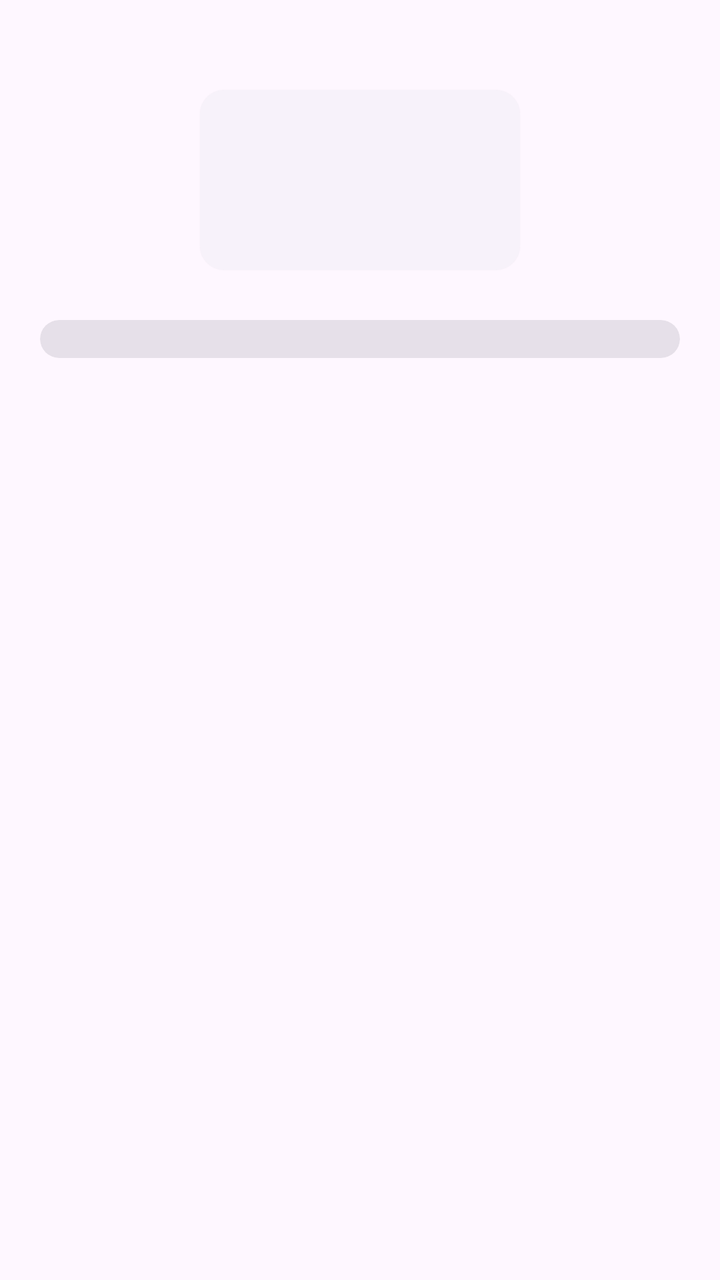
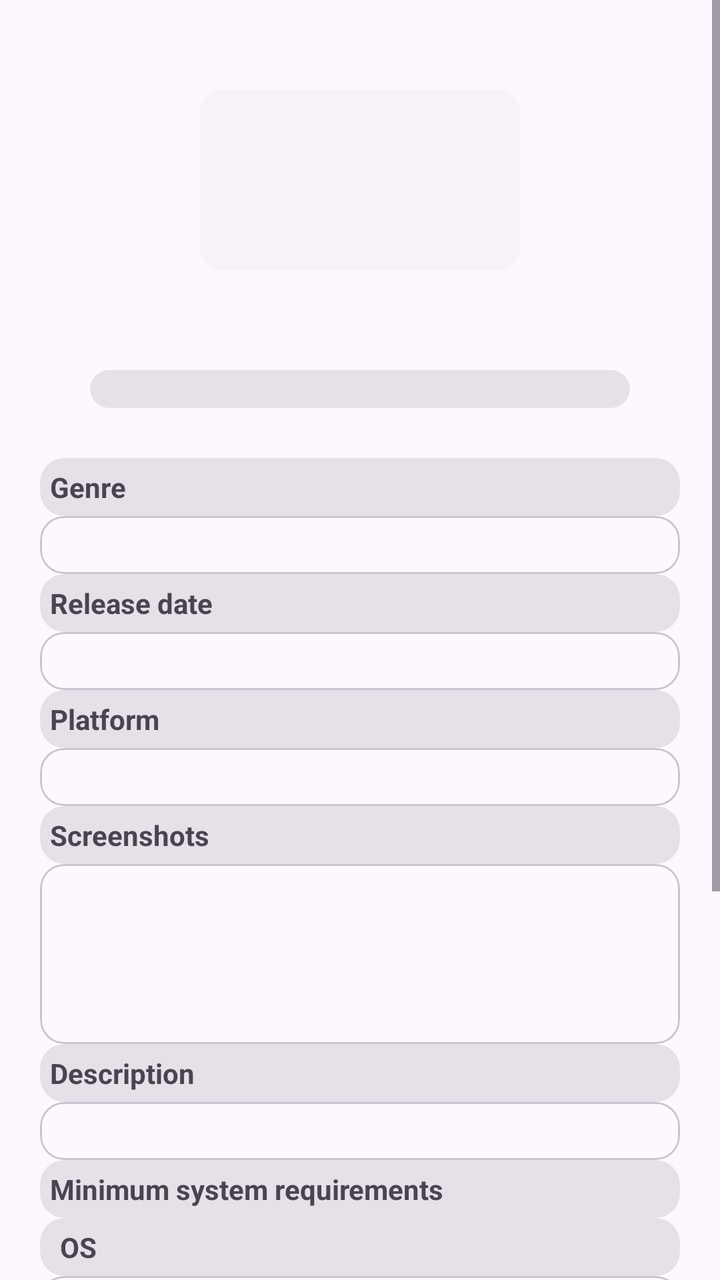

Before-and-after screenshots of an Android layout around one commit, followed by the original layout XML and the change that was made.
<!-- AndroidManifest.xml: application theme Theme.App3 -->
<!-- res/layout/activity_game.xml -->
<?xml version="1.0" encoding="utf-8"?>
<androidx.constraintlayout.widget.ConstraintLayout xmlns:android="http://schemas.android.com/apk/res/android"
    xmlns:app="http://schemas.android.com/apk/res-auto"
    xmlns:tools="http://schemas.android.com/tools"
    android:id="@+id/main"
    android:layout_width="match_parent"
    android:layout_height="match_parent"
    tools:context=".GameActivity">

    <LinearLayout
        android:layout_width="match_parent"
        android:layout_height="match_parent"
        android:orientation="vertical"
        android:padding="20dp">

        <com.google.android.material.card.MaterialCardView
            android:layout_width="wrap_content"
            android:layout_height="wrap_content"
            style="@style/Widget.Material3.CardView.Elevated"
            android:layout_gravity="center"
            android:layout_margin="25dp">

                <ImageView
                    android:id="@+id/thumbnail"
                    android:layout_width="160dp"
                    android:layout_height="90dp"/>

        </com.google.android.material.card.MaterialCardView>

        <com.google.android.material.card.MaterialCardView
            android:layout_width="match_parent"
            android:layout_height="wrap_content"
            style="@style/Widget.Material3.CardView.Filled">

            <TextView
                android:id="@+id/title"
                android:layout_width="match_parent"
                android:layout_height="wrap_content"
                android:textStyle="bold"
                android:textAlignment="center"/>

        </com.google.android.material.card.MaterialCardView>

        <TextView
            android:id="@+id/genre"
            android:layout_width="match_parent"
            android:layout_height="wrap_content"/>

        <TextView
            android:id="@+id/release_date"
            android:layout_width="match_parent"
            android:layout_height="wrap_content"/>

        <TextView
            android:id="@+id/platform"
            android:layout_width="match_parent"
            android:layout_height="wrap_content"/>

    </LinearLayout>

</androidx.constraintlayout.widget.ConstraintLayout>
<!-- resources referenced by this layout -->
<resources>
  <style name="Theme.App3" parent="Base.Theme.App3" />
  <style name="Base.Theme.App3" parent="Theme.Material3.DayNight">
          
          
      </style>
</resources>

<!-- the commit's change to res/layout/activity_game.xml (unified diff, before → after) -->
@@ -7,55 +7,342 @@
     android:layout_height="match_parent"
     tools:context=".GameActivity">
 
-    <LinearLayout
+    <ScrollView
         android:layout_width="match_parent"
-        android:layout_height="match_parent"
-        android:orientation="vertical"
-        android:padding="20dp">
-
-        <com.google.android.material.card.MaterialCardView
-            android:layout_width="wrap_content"
-            android:layout_height="wrap_content"
-            style="@style/Widget.Material3.CardView.Elevated"
-            android:layout_gravity="center"
-            android:layout_margin="25dp">
-
-                <ImageView
-                    android:id="@+id/thumbnail"
-                    android:layout_width="160dp"
-                    android:layout_height="90dp"/>
-
-        </com.google.android.material.card.MaterialCardView>
-
-        <com.google.android.material.card.MaterialCardView
+        android:layout_height="wrap_content">
+
+        <LinearLayout
             android:layout_width="match_parent"
-            android:layout_height="wrap_content"
-            style="@style/Widget.Material3.CardView.Filled">
-
-            <TextView
-                android:id="@+id/title"
-                android:layout_width="match_parent"
-                android:layout_height="wrap_content"
-                android:textStyle="bold"
-                android:textAlignment="center"/>
-
-        </com.google.android.material.card.MaterialCardView>
-
-        <TextView
-            android:id="@+id/genre"
-            android:layout_width="match_parent"
-            android:layout_height="wrap_content"/>
-
-        <TextView
-            android:id="@+id/release_date"
-            android:layout_width="match_parent"
-            android:layout_height="wrap_content"/>
-
-        <TextView
-            android:id="@+id/platform"
-            android:layout_width="match_parent"
-            android:layout_height="wrap_content"/>
-
-    </LinearLayout>
+            android:layout_height="match_parent"
+            android:orientation="vertical"
+            android:padding="20dp">
+
+            <com.google.android.material.card.MaterialCardView
+                android:layout_width="wrap_content"
+                android:layout_height="wrap_content"
+                style="@style/Widget.Material3.CardView.Elevated"
+                android:layout_gravity="center"
+                android:layout_margin="25dp">
+
+                    <ImageView
+                        android:id="@+id/thumbnail"
+                        android:layout_width="160dp"
+                        android:layout_height="90dp"/>
+
+            </com.google.android.material.card.MaterialCardView>
+
+            <com.google.android.material.card.MaterialCardView
+                android:layout_width="match_parent"
+                android:layout_height="wrap_content"
+                style="@style/Widget.Material3.CardView.Filled"
+                android:layout_margin="25dp">
+
+                <TextView
+                    android:id="@+id/title"
+                    android:layout_width="match_parent"
+                    android:layout_height="wrap_content"
+                    android:textStyle="bold"
+                    android:textAlignment="center"/>
+
+            </com.google.android.material.card.MaterialCardView>
+
+            <com.google.android.material.card.MaterialCardView
+                android:layout_width="match_parent"
+                android:layout_height="wrap_content"
+                style="@style/Widget.Material3.CardView.Filled">
+
+                    <TextView
+                        android:layout_width="match_parent"
+                        android:layout_height="wrap_content"
+                        android:text="Genre"
+                        android:textStyle="bold"
+                        android:padding="5dp"/>
+
+            </com.google.android.material.card.MaterialCardView>
+
+            <com.google.android.material.card.MaterialCardView
+                android:layout_width="match_parent"
+                android:layout_height="wrap_content"
+                style="@style/Widget.Material3.CardView.Outlined">
+
+                <TextView
+                    android:id="@+id/genre"
+                    android:layout_width="match_parent"
+                    android:layout_height="wrap_content"
+                    android:padding="5dp"/>
+
+            </com.google.android.material.card.MaterialCardView>
+
+            <com.google.android.material.card.MaterialCardView
+                android:layout_width="match_parent"
+                android:layout_height="wrap_content"
+                style="@style/Widget.Material3.CardView.Filled">
+
+                <TextView
+                    android:layout_width="match_parent"
+                    android:layout_height="wrap_content"
+                    android:text="Release date"
+                    android:textStyle="bold"
+                    android:padding="5dp"/>
+
+            </com.google.android.material.card.MaterialCardView>
+
+            <com.google.android.material.card.MaterialCardView
+                android:layout_width="match_parent"
+                android:layout_height="wrap_content"
+                style="@style/Widget.Material3.CardView.Outlined">
+
+                <TextView
+                    android:id="@+id/release_date"
+                    android:layout_width="match_parent"
+                    android:layout_height="wrap_content"
+                    android:padding="5dp"/>
+
+            </com.google.android.material.card.MaterialCardView>
+
+            <com.google.android.material.card.MaterialCardView
+                android:layout_width="match_parent"
+                android:layout_height="wrap_content"
+                style="@style/Widget.Material3.CardView.Filled">
+
+                <TextView
+                    android:layout_width="match_parent"
+                    android:layout_height="wrap_content"
+                    android:text="Platform"
+                    android:textStyle="bold"
+                    android:padding="5dp"/>
+
+            </com.google.android.material.card.MaterialCardView>
+
+            <com.google.android.material.card.MaterialCardView
+                android:layout_width="match_parent"
+                android:layout_height="wrap_content"
+                style="@style/Widget.Material3.CardView.Outlined">
+
+                <TextView
+                    android:id="@+id/platform"
+                    android:layout_width="match_parent"
+                    android:layout_height="wrap_content"
+                    android:padding="5dp"/>
+
+            </com.google.android.material.card.MaterialCardView>
+
+            <com.google.android.material.card.MaterialCardView
+                android:layout_width="match_parent"
+                android:layout_height="wrap_content"
+                style="@style/Widget.Material3.CardView.Filled">
+
+                <TextView
+                    android:layout_width="match_parent"
+                    android:layout_height="wrap_content"
+                    android:text="Screenshots"
+                    android:textStyle="bold"
+                    android:padding="5dp"/>
+
+            </com.google.android.material.card.MaterialCardView>
+
+            <com.google.android.material.card.MaterialCardView
+                android:layout_width="match_parent"
+                android:layout_height="wrap_content"
+                style="@style/Widget.Material3.CardView.Outlined">
+
+                <androidx.recyclerview.widget.RecyclerView
+                    android:id="@+id/recycler"
+                    android:layout_width="match_parent"
+                    android:layout_height="90dp"
+                    app:layoutManager="androidx.recyclerview.widget.LinearLayoutManager"
+                    android:orientation="horizontal"/>
+
+            </com.google.android.material.card.MaterialCardView>
+
+            <com.google.android.material.card.MaterialCardView
+                android:layout_width="match_parent"
+                android:layout_height="wrap_content"
+                style="@style/Widget.Material3.CardView.Filled">
+
+                <TextView
+                    android:layout_width="match_parent"
+                    android:layout_height="wrap_content"
+                    android:text="Description"
+                    android:textStyle="bold"
+                    android:padding="5dp"/>
+
+            </com.google.android.material.card.MaterialCardView>
+
+            <com.google.android.material.card.MaterialCardView
+                android:layout_width="match_parent"
+                android:layout_height="wrap_content"
+                style="@style/Widget.Material3.CardView.Outlined">
+
+                <TextView
+                    android:id="@+id/description"
+                    android:layout_width="match_parent"
+                    android:layout_height="wrap_content"
+                    android:padding="5dp"/>
+
+            </com.google.android.material.card.MaterialCardView>
+
+            <com.google.android.material.card.MaterialCardView
+                android:layout_width="match_parent"
+                android:layout_height="wrap_content"
+                style="@style/Widget.Material3.CardView.Filled">
+
+                <TextView
+                    android:layout_width="match_parent"
+                    android:layout_height="wrap_content"
+                    android:text="Minimum system requirements"
+                    android:textStyle="bold"
+                    android:padding="5dp"/>
+
+            </com.google.android.material.card.MaterialCardView>
+
+            <com.google.android.material.card.MaterialCardView
+                android:layout_width="match_parent"
+                android:layout_height="wrap_content"
+                style="@style/Widget.Material3.CardView.Filled">
+
+                <TextView
+                    android:layout_width="match_parent"
+                    android:layout_height="wrap_content"
+                    android:text="OS"
+                    android:textStyle="bold"
+                    android:padding="5dp"
+                    android:layout_marginStart="5dp"/>
+
+            </com.google.android.material.card.MaterialCardView>
+
+            <com.google.android.material.card.MaterialCardView
+                android:layout_width="match_parent"
+                android:layout_height="wrap_content"
+                style="@style/Widget.Material3.CardView.Outlined">
+
+                <TextView
+                    android:id="@+id/os"
+                    android:layout_width="match_parent"
+                    android:layout_height="wrap_content"
+                    android:padding="5dp"
+                    android:layout_marginStart="5dp"/>
+
+            </com.google.android.material.card.MaterialCardView>
+
+            <com.google.android.material.card.MaterialCardView
+                android:layout_width="match_parent"
+                android:layout_height="wrap_content"
+                style="@style/Widget.Material3.CardView.Filled">
+
+                <TextView
+                    android:layout_width="match_parent"
+                    android:layout_height="wrap_content"
+                    android:text="Processor"
+                    android:textStyle="bold"
+                    android:padding="5dp"
+                    android:layout_marginStart="5dp"/>
+
+            </com.google.android.material.card.MaterialCardView>
+
+            <com.google.android.material.card.MaterialCardView
+                android:layout_width="match_parent"
+                android:layout_height="wrap_content"
+                style="@style/Widget.Material3.CardView.Outlined">
+
+                <TextView
+                    android:id="@+id/processor"
+                    android:layout_width="match_parent"
+                    android:layout_height="wrap_content"
+                    android:padding="5dp"
+                    android:layout_marginStart="5dp"/>
+
+            </com.google.android.material.card.MaterialCardView>
+
+            <com.google.android.material.card.MaterialCardView
+                android:layout_width="match_parent"
+                android:layout_height="wrap_content"
+                style="@style/Widget.Material3.CardView.Filled">
+
+                <TextView
+                    android:layout_width="match_parent"
+                    android:layout_height="wrap_content"
+                    android:text="Memory"
+                    android:textStyle="bold"
+                    android:padding="5dp"
+                    android:layout_marginStart="5dp"/>
+
+            </com.google.android.material.card.MaterialCardView>
+
+            <com.google.android.material.card.MaterialCardView
+                android:layout_width="match_parent"
+                android:layout_height="wrap_content"
+                style="@style/Widget.Material3.CardView.Outlined">
+
+                <TextView
+                    android:id="@+id/memory"
+                    android:layout_width="match_parent"
+                    android:layout_height="wrap_content"
+                    android:padding="5dp"
+                    android:layout_marginStart="5dp"/>
+
+            </com.google.android.material.card.MaterialCardView>
+
+            <com.google.android.material.card.MaterialCardView
+                android:layout_width="match_parent"
+                android:layout_height="wrap_content"
+                style="@style/Widget.Material3.CardView.Filled">
+
+                <TextView
+                    android:layout_width="match_parent"
+                    android:layout_height="wrap_content"
+                    android:text="Graphics"
+                    android:textStyle="bold"
+                    android:padding="5dp"
+                    android:layout_marginStart="5dp"/>
+
+            </com.google.android.material.card.MaterialCardView>
+
+            <com.google.android.material.card.MaterialCardView
+                android:layout_width="match_parent"
+                android:layout_height="wrap_content"
+                style="@style/Widget.Material3.CardView.Outlined">
+
+                <TextView
+                    android:id="@+id/graphics"
+                    android:layout_width="match_parent"
+                    android:layout_height="wrap_content"
+                    android:padding="5dp"
+                    android:layout_marginStart="5dp"/>
+
+            </com.google.android.material.card.MaterialCardView>
+
+            <com.google.android.material.card.MaterialCardView
+                android:layout_width="match_parent"
+                android:layout_height="wrap_content"
+                style="@style/Widget.Material3.CardView.Filled">
+
+                <TextView
+                    android:layout_width="match_parent"
+                    android:layout_height="wrap_content"
+                    android:text="Storage"
+                    android:textStyle="bold"
+                    android:padding="5dp"
+                    android:layout_marginStart="5dp"/>
+
+            </com.google.android.material.card.MaterialCardView>
+
+            <com.google.android.material.card.MaterialCardView
+                android:layout_width="match_parent"
+                android:layout_height="wrap_content"
+                style="@style/Widget.Material3.CardView.Outlined">
+
+                <TextView
+                    android:id="@+id/storage"
+                    android:layout_width="match_parent"
+                    android:layout_height="wrap_content"
+                    android:padding="5dp"
+                    android:layout_marginStart="5dp"/>
+
+            </com.google.android.material.card.MaterialCardView>
+
+        </LinearLayout>
+
+    </ScrollView>
 
 </androidx.constraintlayout.widget.ConstraintLayout>
